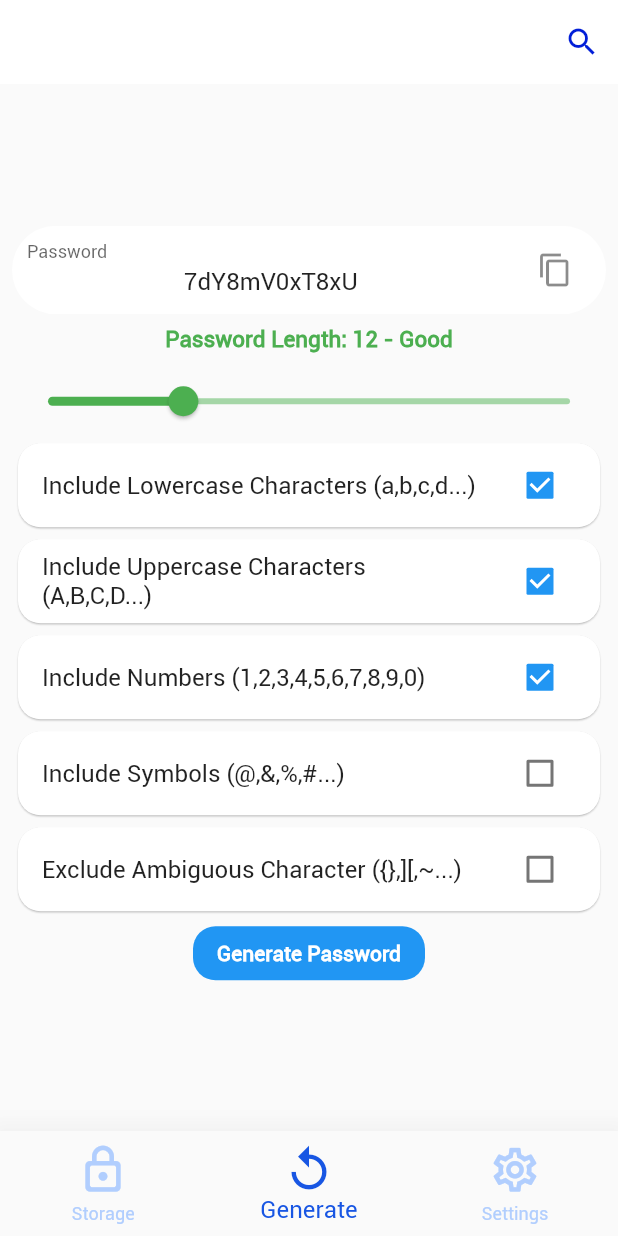
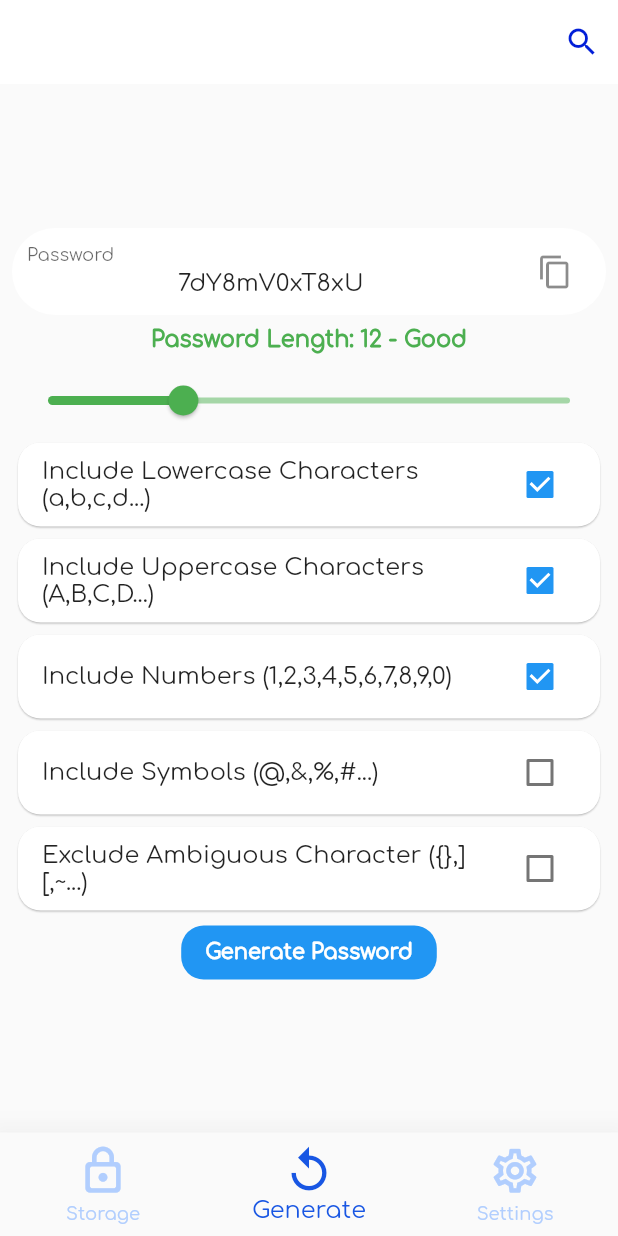
Before and after one commit to sametakbal/password-manager, a Flutter app: the screen it shows after launch, item 2 of the bottom bar chosen, on a phone screen of 412 x 824 dp. Run offline on Flutter 3.47's test engine with Material 2 defaults, Android fonts, the phone set to English and light mode, and no system bars; our stand-ins replace toast; missing offline and left inert: clipboard, fab_circular_menu.

Commit message:
Font Changed

```diff
--- a/lib/main.dart
+++ b/lib/main.dart
@@ -13,6 +13,7 @@ class App extends StatelessWidget {
       theme: ThemeData(
         primarySwatch: Colors.blue,
         visualDensity: VisualDensity.adaptivePlatformDensity,
+        fontFamily: 'Comfortaa'
       ),
       home: AppPage(),
     );
--- a/lib/pages/app_page.dart
+++ b/lib/pages/app_page.dart
@@ -14,8 +14,7 @@ class AppPage extends StatefulWidget {
 class _AppPageState extends State<AppPage> {
   int _selectedIndex = 0;
 
-  TextStyle optionStyle = TextStyle(
-      fontSize: 30, fontWeight: FontWeight.bold, fontFamily: 'Roboto');
+  TextStyle optionStyle = TextStyle(fontSize: 30, fontWeight: FontWeight.bold);
 
   List<Widget> _widgetOptions = <Widget>[
     StoragePage(),
@@ -67,34 +66,36 @@ class _AppPageState extends State<AppPage> {
         unselectedItemColor: unSelectedItemColor,
         selectedFontSize: 16.0,
         onTap: _onItemTapped,
-        selectedLabelStyle: TextStyle(fontFamily: 'Roboto'),
       ),
       floatingActionButton: _selectedIndex == 0
           ? FabCircularMenu(
-              fabColor: fabColor,
+            fabOpenColor: Colors.white,
+            animationDuration: const Duration(milliseconds: 500),
+              fabColor: primaryColor,
               fabOpenIcon: Icon(
                 Icons.add,
                 color: Colors.white,
               ),
               fabElevation: 2.5,
-              ringColor: fabColor,
+              ringColor: primaryColor,
               children: [
                 IconButton(
                     icon: Icon(
                       Icons.credit_card,
+                      color: Colors.white,
                     ),
                     iconSize: 50,
                     onPressed: () {
                       print('Home');
                     }),
                 IconButton(
-                    icon: Icon(Icons.lock),
+                    icon: Icon(Icons.lock,color: Colors.white,),
                     iconSize: 50,
                     onPressed: () {
                       print('Favorite');
                     }),
                 IconButton(
-                    icon: Icon(Icons.map_outlined),
+                    icon: Icon(Icons.map_outlined,color: Colors.white,),
                     iconSize: 50,
                     onPressed: () {
                       print('Favorite');
--- a/lib/pages/generate_page.dart
+++ b/lib/pages/generate_page.dart
@@ -124,7 +124,7 @@ class _GeneratePageState extends State<GeneratePage> {
               child: Text(
                 'Generate Password',
                 style:
-                    TextStyle(color: Colors.white, fontWeight: FontWeight.bold),
+                    TextStyle(color: Colors.white, fontWeight: FontWeight.bold,fontFamily: 'Comfortaa'),
               ),
             ),
           ],
--- a/pubspec.yaml
+++ b/pubspec.yaml
@@ -62,9 +62,9 @@ flutter:
   # list giving the asset and other descriptors for the font. For
   # example:
   fonts:
-    - family: Roboto
+    - family: Comfortaa
       fonts:
-        - asset: fonts/roboto-regular.ttf
+        - asset: fonts/Comfortaa-Regular.ttf
   #   - family: Trajan Pro
   #     fonts:
   #       - asset: fonts/TrajanPro.ttf
```
Also changed, not shown: fonts/Comfortaa-Regular.ttf (added).
